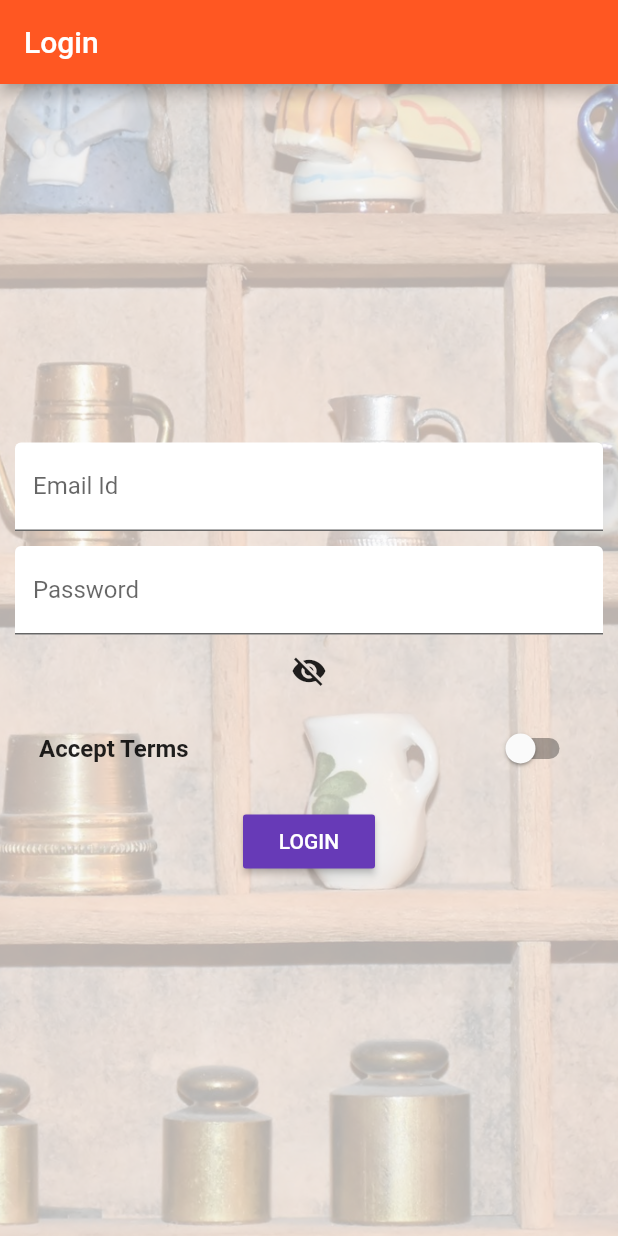
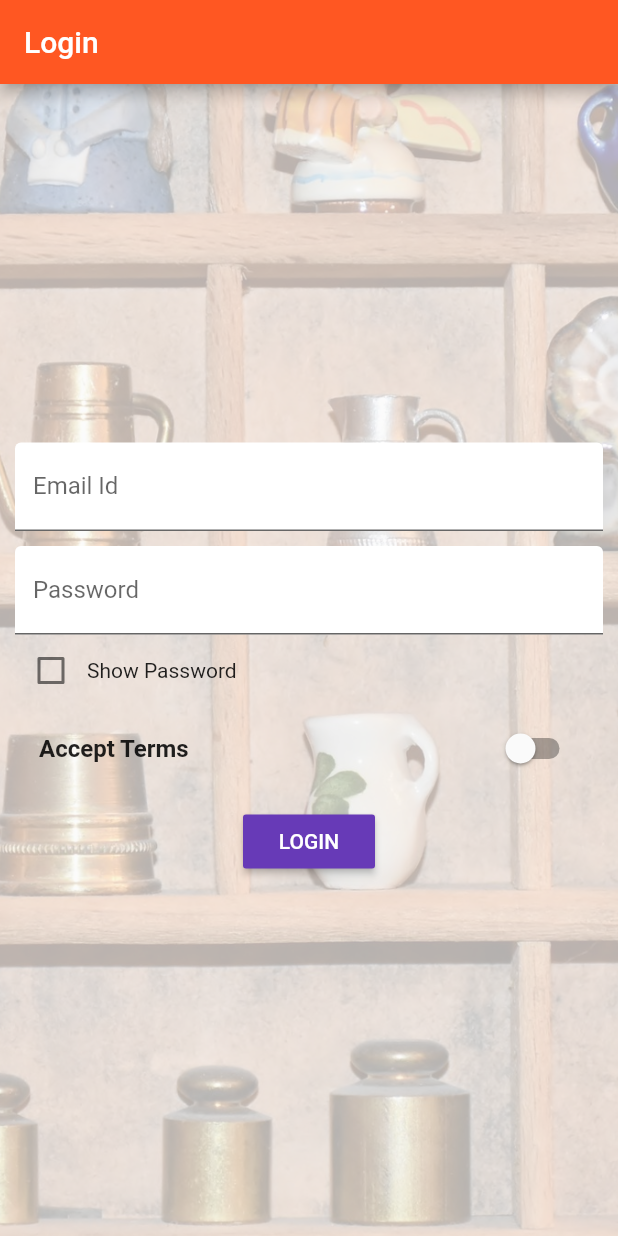
Before and after one commit to ShankarDhandapani/My-First-Flutter-App, a Flutter app: the screen it shows after launch, on a phone screen of 412 x 824 dp. Run offline on Flutter 3.47's test engine with Material 2 defaults, Android fonts, the phone set to English and light mode, and no system bars; our stand-ins replace fluttertoast.

Commit message:
Updates on the Login page and Home page

```diff
--- a/lib/pages/auth.dart
+++ b/lib/pages/auth.dart
@@ -4,7 +4,6 @@ import 'package:fluttertoast/fluttertoast.dart';
 class AuthPage extends StatefulWidget {
   @override
   State<StatefulWidget> createState() {
-    // TODO: implement createState
     return _AuthPageState();
   }
 }
@@ -14,12 +13,6 @@ class _AuthPageState extends State<AuthPage> {
   String _password;
   bool _acceptTerms = false;
   bool _obscureText = true;
-
-  void _toggle() {
-    setState(() {
-      _obscureText = !_obscureText;
-    });
-  }
 
   @override
   Widget build(BuildContext context) {
@@ -67,11 +60,20 @@ class _AuthPageState extends State<AuthPage> {
                         });
                       },
                     ),
-                    FlatButton(
-                      onPressed: _toggle,
-                      child: Icon(_obscureText
-                          ? Icons.visibility_off
-                          : Icons.visibility),
+                    Row(
+                      children: <Widget>[
+                        Checkbox(
+                          value: !_obscureText,
+                          onChanged: (bool value) {
+                            setState(() {
+                              _obscureText = !value;
+                            });
+                          },
+                        ),
+                        Text(
+                          "Show Password",
+                        )
+                      ],
                     )
                   ],
                 ),
--- a/lib/pages/products_admin.dart
+++ b/lib/pages/products_admin.dart
@@ -23,6 +23,7 @@ class ProductsAdminPage extends StatelessWidget {
                 title: Text('Choose'),
               ),
               ListTile(
+                leading: Icon(Icons.shop),
                 title: Text('All Products'),
                 onTap: () {
                   Navigator.pushReplacementNamed(context, '/products');
```
Also changed, not shown: lib/products.dart (+24 -7 lines).
